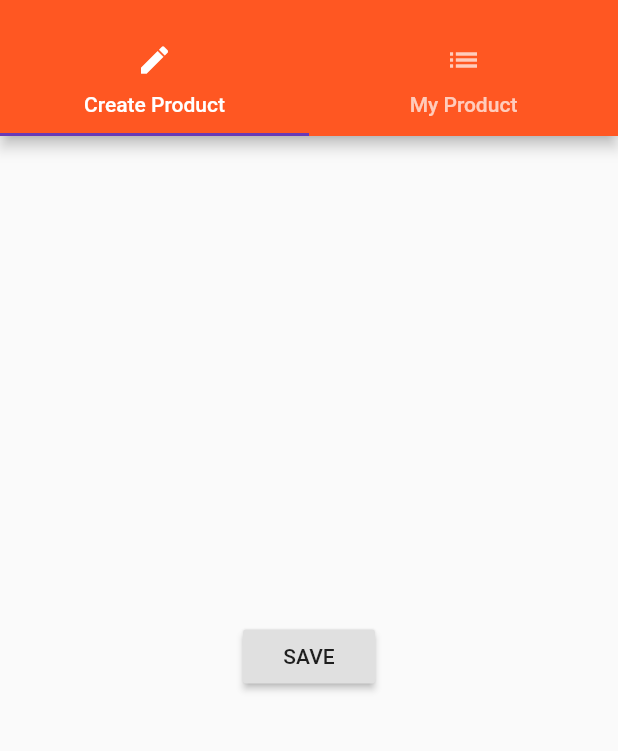
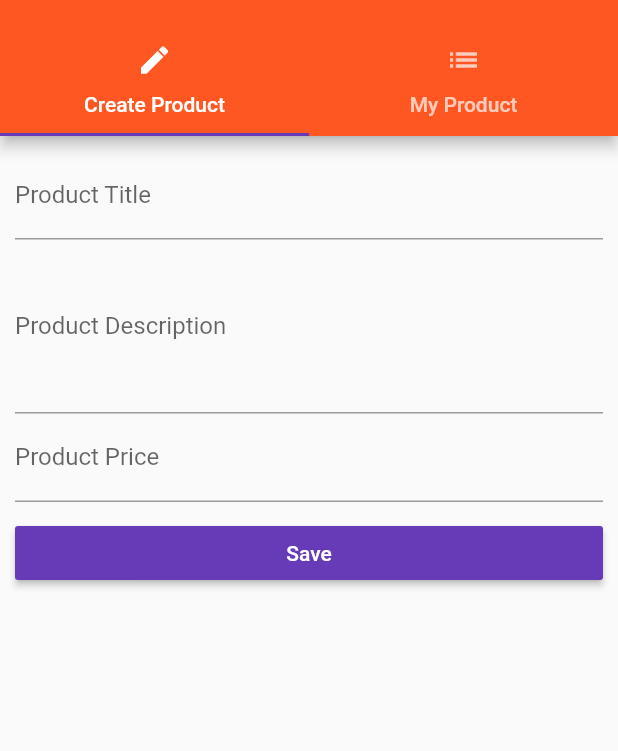
Before and after one commit to koba0719/flutter_course, a Flutter app: the ProductsAdminPage screen opened by its route, on a phone screen of 412 x 824 dp, the part 59-810 px from its top. Run offline on Flutter 3.47's test engine with Material 2 defaults, Android fonts, the phone set to English and light mode, and no system bars.

Commit message:
section7 lecture93

```diff
--- a/lib/main.dart
+++ b/lib/main.dart
@@ -1,6 +1,5 @@
 import 'package:flutter/material.dart';
 
-import 'package:flutter_cource/pages/auth.dart';
 import 'package:flutter_cource/pages/products_admin.dart';
 import 'package:flutter_cource/pages/products.dart';
 import 'package:flutter_cource/pages/product.dart';
@@ -11,15 +10,15 @@ void main() {
 
 class MyApp extends StatefulWidget {
   @override
-    State<StatefulWidget> createState() {
-      return _MyAppState();
-    }
+  State<StatefulWidget> createState() {
+    return _MyAppState();
+  }
 }
 
 class _MyAppState extends State<MyApp> {
-  List<Map<String, String>> _products = [];
+  List<Map<String, dynamic>> _products = [];
 
-    void _addProducts(Map<String, String> product) {
+  void _addProducts(Map<String, dynamic> product) {
     setState(() {
       _products.add(product);
     });
@@ -40,8 +39,9 @@ class _MyAppState extends State<MyApp> {
           accentColor: Colors.deepPurple),
       // home: AuthPage(),
       routes: {
-        '/': (BuildContext context) => ProductsPage(this._products, this._addProducts, this._deleteProduct),
-        '/admin': (BuildContext context) => ProductsAdminPage(),
+        '/': (BuildContext context) => ProductsPage(this._products),
+        '/admin': (BuildContext context) =>
+            ProductsAdminPage(this._addProducts, this._deleteProduct),
       },
       onGenerateRoute: (RouteSettings settings) {
         final List<String> pathElements = settings.name.split('/');
@@ -62,7 +62,7 @@ class _MyAppState extends State<MyApp> {
       onUnknownRoute: (RouteSettings setteings) {
         print('onUnknownRoute: this Route is unknown');
         return MaterialPageRoute(
-          builder: (BuildContext context) => ProductsPage(this._products, this._addProducts, this._deleteProduct),
+          builder: (BuildContext context) => ProductsPage(this._products),
         );
       },
     );
--- a/lib/pages/product_create.dart
+++ b/lib/pages/product_create.dart
@@ -1,21 +1,73 @@
 import 'package:flutter/material.dart';
 
-class ProductCreatePage extends StatelessWidget {
+class ProductCreatePage extends StatefulWidget {
+  final Function addProduct;
+
+  ProductCreatePage(this.addProduct);
+
+  @override
+  State<StatefulWidget> createState() {
+    return _ProductCreatePageState();
+  }
+}
+
+class _ProductCreatePageState extends State<ProductCreatePage> {
+  String titleValue = '';
+  String descriptionValue = '';
+  double priceValue = 0.0;
+
   @override
   Widget build(BuildContext context) {
-    return Center(
-      child: RaisedButton(
-        child: Text('SAVE'),
-        onPressed: () {
-          showModalBottomSheet(
-            context: context,
-            builder: (BuildContext context) {
-              return Center(
-                child: Text('This is a Modal'),
-              );
-            }
-          );
-        },
+    return Container(
+      margin: EdgeInsets.all(10.0),
+      child: ListView(
+        children: <Widget>[
+          TextField(
+            decoration: InputDecoration(labelText: 'Product Title'),
+            onChanged: (String value) {
+              setState(() {
+                this.titleValue = value;
+              });
+            },
+          ),
+          TextField(
+            maxLines: 4,
+            decoration: InputDecoration(labelText: 'Product Description'),
+            onChanged: (String value) {
+              setState(() {
+                this.descriptionValue = value;
+              });
+            },
+          ),
+          TextField(
+            keyboardType: TextInputType.number,
+            decoration: InputDecoration(labelText: 'Product Price'),
+            onChanged: (String value) {
+              setState(() {
+                this.priceValue = double.parse(value);
+                print(this.priceValue);
+              });
+            },
+          ),
+          SizedBox(
+            height: 10.0,
+          ),
+          RaisedButton(
+            child: Text('Save'),
+            color: Theme.of(context).accentColor,
+            textColor: Colors.white,
+            onPressed: () {
+              final Map<String, dynamic> product = {
+                'title': this.titleValue,
+                'description': this.descriptionValue,
+                'price': this.priceValue,
+                'image': 'assets/food.jpg'
+              };
+              widget.addProduct(product);
+              Navigator.pushReplacementNamed(context, '/');
+            },
+          )
+        ],
       ),
     );
   }
--- a/lib/pages/products_admin.dart
+++ b/lib/pages/products_admin.dart
@@ -1,10 +1,14 @@
 import 'package:flutter/material.dart';
 
-import 'package:flutter_cource/pages/products.dart';
 import 'package:flutter_cource/pages/product_create.dart';
 import 'package:flutter_cource/pages/product_list.dart';
 
 class ProductsAdminPage extends StatelessWidget {
+  final Function addProduct;
+  final Function deleteProduct;
+
+  ProductsAdminPage(this.addProduct, this.deleteProduct);
+
   @override
   Widget build(BuildContext context) {
     return DefaultTabController(
@@ -43,7 +47,7 @@ class ProductsAdminPage extends StatelessWidget {
         ),
         body: TabBarView(
           children: <Widget>[
-            ProductCreatePage(),
+            ProductCreatePage(this.addProduct),
             ProductListPage()
           ],
         )
```
Also changed, not shown: lib/pages/products.dart (+3 -5 lines), lib/product_control.dart (deleted, +0 -18 lines), lib/product_manager.dart (+4 -10 lines), lib/products.dart (+3 -9 lines), pubspec.lock.
